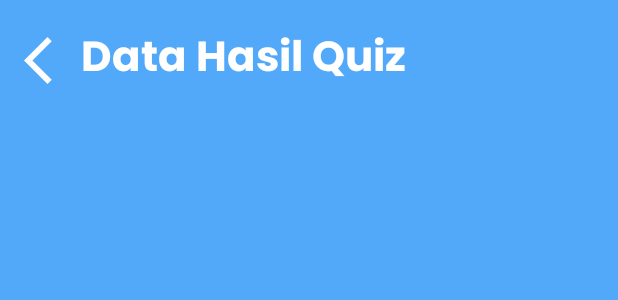
After one commit to Fahmi1599/Pembelajarn_BM, an Android app: the layout activity_data_hasil_quiz_admin.xml on its own in the app's theme, with its tools: preview values and no code run, on a phone screen of 412 x 824 dp. The commit adds this screen. Shown: the top 300 px of the screen. Run offline under Robolectric (Android 15) with nearby library versions, the phone set to English and light mode, and no system bars.

Commit message:
adding admin result activity

```diff
--- a/app/src/main/AndroidManifest.xml
+++ b/app/src/main/AndroidManifest.xml
@@ -51,7 +51,9 @@
         <activity android:name=".ui.quiz8.QuizActivity8"/>
         <activity android:name=".ui.quiz9.QuizActivity9"/>
         <activity android:name=".ui.quiz9.QuizActivityBs9"/>
+        <activity android:name=".ui.detailhasilquizadmin"/>
         <activity android:name=".ui.adminactivity"/>
+        <activity android:name=".ui.dataquizadmin"/>
         <activity android:name=".ui.QuizActivity"/>
         <activity android:name=".ui.login"/>
         <activity android:name=".ui.detail_materi"/>
--- a/app/src/main/res/layout/activity_admin.xml
+++ b/app/src/main/res/layout/activity_admin.xml
@@ -91,6 +91,7 @@
     </androidx.cardview.widget.CardView>
 
     <androidx.cardview.widget.CardView
+        android:id="@+id/datahasilquizUser"
         android:layout_width="match_parent"
         android:layout_marginHorizontal="16dp"
         android:background="@color/white"
--- /dev/null
+++ b/app/src/main/res/layout/activity_data_hasil_quiz_admin.xml
@@ -0,0 +1,44 @@
+<?xml version="1.0" encoding="utf-8"?>
+<LinearLayout
+    xmlns:android="http://schemas.android.com/apk/res/android"
+    xmlns:app="http://schemas.android.com/apk/res-auto"
+    xmlns:tools="http://schemas.android.com/tools"
+    android:background="@color/colorPrimaryDark"
+    android:orientation="vertical"
+    android:layout_width="match_parent"
+    android:layout_height="match_parent">
+
+    <androidx.constraintlayout.widget.ConstraintLayout
+        android:layout_margin="16dp"
+        android:layout_width="match_parent"
+        android:layout_height="wrap_content">
+
+        <ImageView
+            android:id="@+id/back"
+            android:layout_width="38dp"
+            android:layout_height="38dp"
+            android:src="@drawable/ic_baseline_arrow_back_ios_24"
+            app:layout_constraintBottom_toBottomOf="parent"
+            app:layout_constraintTop_toTopOf="parent"
+            tools:ignore="MissingConstraints" />
+
+
+        <TextView
+            android:id="@+id/datahasilquiz"
+            android:layout_width="wrap_content"
+            android:layout_height="wrap_content"
+            android:fontFamily="@font/poppins_bold"
+            android:text="Data Hasil Quiz"
+            android:textColor="@color/white"
+            android:textSize="28sp"
+            app:layout_constraintStart_toEndOf="@+id/back"
+            tools:ignore="MissingConstraints" />
+
+    </androidx.constraintlayout.widget.ConstraintLayout>
+
+    <androidx.recyclerview.widget.RecyclerView
+        android:id="@+id/rv_list_history"
+        android:layout_width="match_parent"
+        android:layout_height="wrap_content"/>
+
+</LinearLayout>
```
Also changed, not shown: app/src/main/java/com/skiripsi/pembelajaranbm/ui/adminactivity.java (+10 -0 lines), app/src/main/java/com/skiripsi/pembelajaranbm/ui/dataquizadmin.java (added, +87 -0 lines), app/src/main/java/com/skiripsi/pembelajaranbm/ui/detailhasilquizadmin.java (added, +83 -0 lines), app/src/main/java/com/skiripsi/pembelajaranbm/ui/userQuizAdapter.java (added, +82 -0 lines), app/src/main/res/layout/activity_detai_hasil_quizadmin.xml (added, +47 -0 lines), app/src/main/res/layout/data_quiz_adapter.xml (added, +75 -0 lines).
